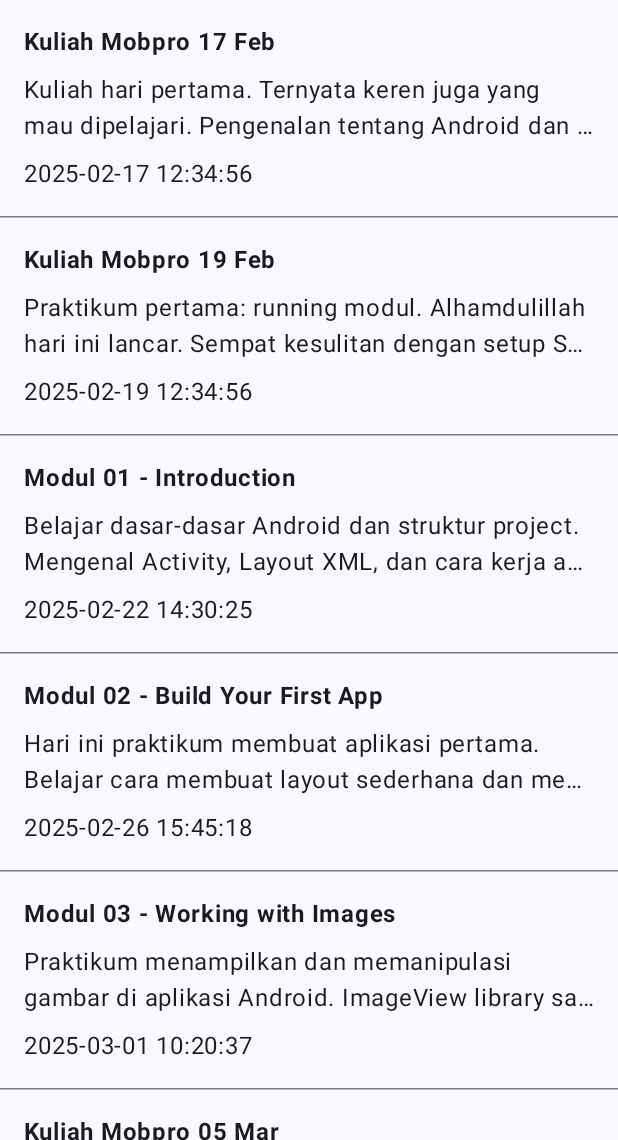
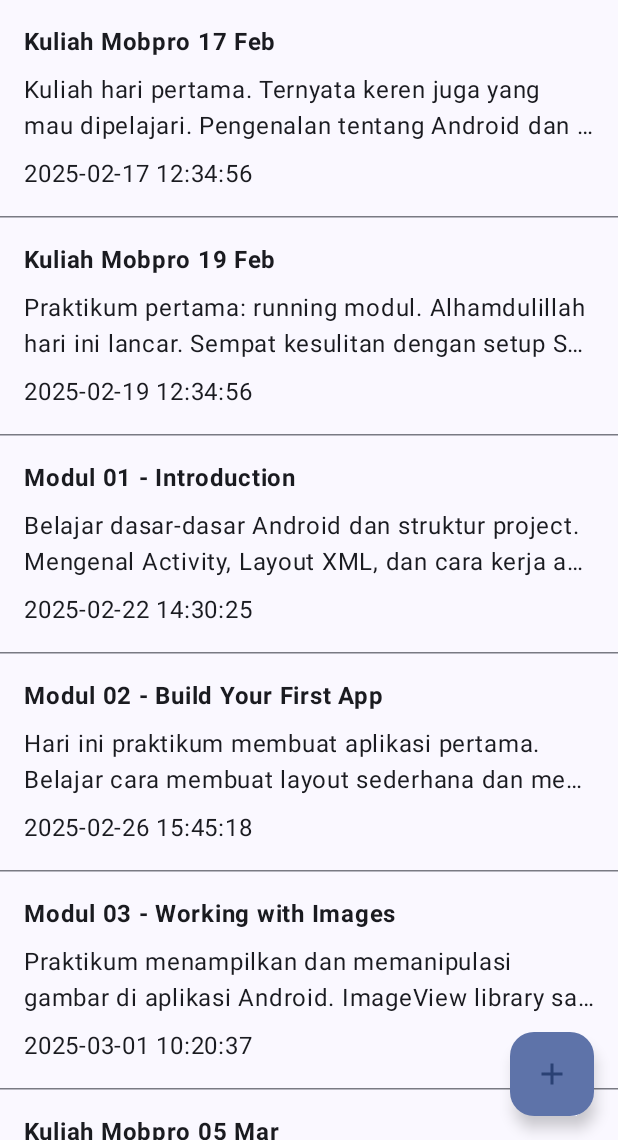
Before and after one commit to yusufsuryaM/yusuf-Komdigi-Apps, an Android app built with Jetpack Compose: the screen it shows after launch (MainActivity), on a phone screen of 412 x 824 dp, the part 96-1236 px from its top. Run offline under Robolectric (Android 15) with nearby library versions, the phone set to English and light mode, and no system bars.

Commit message:
Membuat tombol FAB

```diff
--- a/app/src/main/java/com/yusuf0080/komdigiapps/ui/screen/MainScreen.kt
+++ b/app/src/main/java/com/yusuf0080/komdigiapps/ui/screen/MainScreen.kt
@@ -5,13 +5,18 @@ import android.widget.Toast
 import androidx.compose.foundation.clickable
 import androidx.compose.foundation.layout.Arrangement
 import androidx.compose.foundation.layout.Column
+import androidx.compose.foundation.layout.PaddingValues
 import androidx.compose.foundation.layout.fillMaxSize
 import androidx.compose.foundation.layout.fillMaxWidth
 import androidx.compose.foundation.layout.padding
 import androidx.compose.foundation.lazy.LazyColumn
 import androidx.compose.foundation.lazy.items
+import androidx.compose.material.icons.Icons
+import androidx.compose.material.icons.filled.Add
 import androidx.compose.material3.ExperimentalMaterial3Api
+import androidx.compose.material3.FloatingActionButton
 import androidx.compose.material3.HorizontalDivider
+import androidx.compose.material3.Icon
 import androidx.compose.material3.MaterialTheme
 import androidx.compose.material3.Scaffold
 import androidx.compose.material3.Text
@@ -34,6 +39,8 @@ import com.yusuf0080.komdigiapps.ui.theme.KomdigiAppsTheme
 @OptIn(ExperimentalMaterial3Api::class)
 @Composable
 fun MainScreen(){
+    val context = LocalContext.current
+
     Scaffold (
         topBar = {
             TopAppBar(
@@ -45,8 +52,21 @@ fun MainScreen(){
                     titleContentColor = MaterialTheme.colorScheme.primary,
                 )
             )
+        },
+        floatingActionButton = {
+            FloatingActionButton(
+                onClick = {
+                    Toast.makeText(context, R.string.belum_bisa, Toast.LENGTH_SHORT).show()
+                }
+            ) {
+                Icon(
+                    imageVector = Icons.Filled.Add,
+                    contentDescription = stringResource(R.string.tambah_catatan),
+                    tint = MaterialTheme.colorScheme.primary
+                )
+            }
         }
-    ){ innerPadding ->
+    ) { innerPadding ->
         ScreenContent((Modifier.padding(innerPadding)))
     }
 }
@@ -70,7 +90,8 @@ fun ScreenContent(modifier: Modifier = Modifier) {
     }
     else {
         LazyColumn(
-            modifier = modifier.fillMaxSize()
+            modifier = modifier.fillMaxSize(),
+            contentPadding = PaddingValues(bottom = 84.dp)
         ) {
             items(data) {
                 ListItem(catatan = it) {
--- a/app/src/main/res/values/strings.xml
+++ b/app/src/main/res/values/strings.xml
@@ -2,4 +2,6 @@
     <string name="app_name">KomdigiApps</string>
     <string name="list_kosong">Belum ada data</string>
     <string name="x_diklik">%1$s diklik!</string>
+    <string name="tambah_catatan">Tambah catatan</string>
+    <string name="belum_bisa">Belum bisa tambah catatan</string>
 </resources>
```
